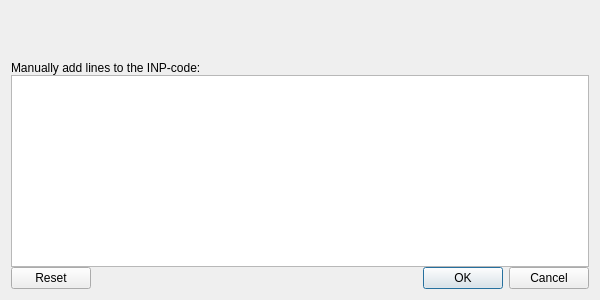
Before: the Qt Designer form ccx_dialog.ui in calculix/cae, drawn with Qt 5.
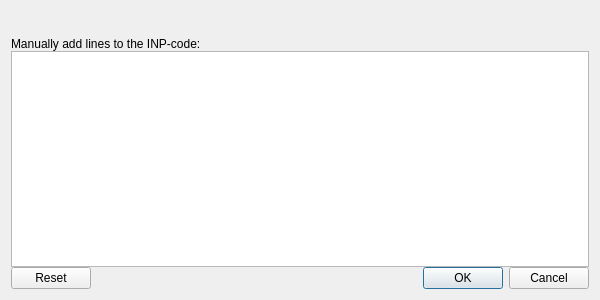
After: the same form once the commit is applied. Icons and pictures are not drawn.

The edit to the form file:
```diff
--- a/ccx_dialog.ui
+++ b/ccx_dialog.ui
@@ -60,7 +60,7 @@
      <property name="sizePolicy">
       <sizepolicy hsizetype="Expanding" vsizetype="Preferred">
        <horstretch>0</horstretch>
-       <verstretch>0</verstretch>
+       <verstretch>1</verstretch>
       </sizepolicy>
      </property>
      <property name="minimumSize">
```
Left out of the diff: 3 changed lines with no effect on the pictures.
